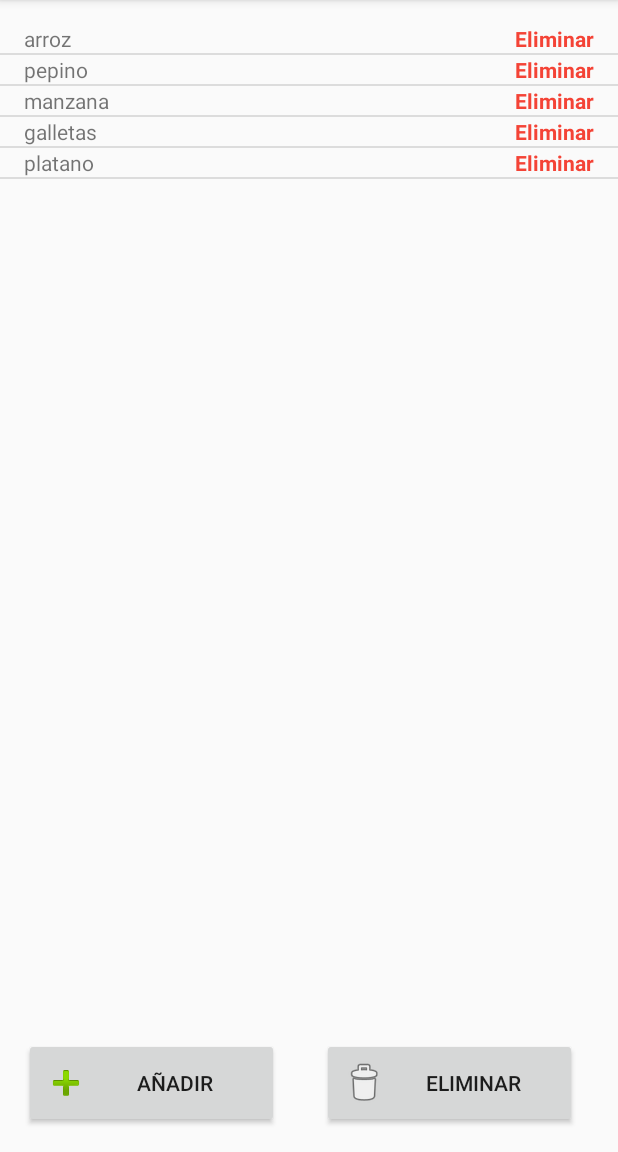
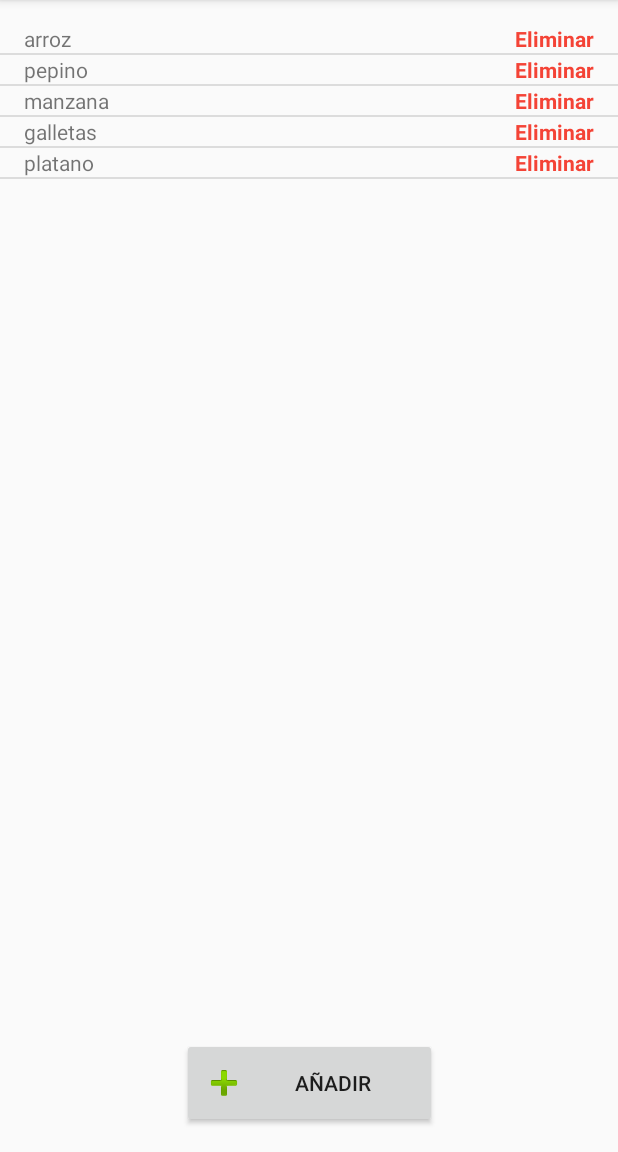
Before and after one commit to Mordorbeast/Smootheat, an Android app: the lista_compra screen opened directly, with no data from a screen before it, after a tap on "Eliminar", on a phone screen of 412 x 824 dp, the part 84-1236 px from its top. Run offline under Robolectric (Android 15) with nearby library versions, the phone set to English and light mode, and no system bars.

Commit message:
borro el boton de eliminar alimento de la pantalla lista compra. (solo falta conectarla a la BBDD para que los alimentos se guarden alli)

```diff
--- a/app/src/main/java/com/example/xavi/proyectoxavigimenez/AlimentoAdapter.kt
+++ b/app/src/main/java/com/example/xavi/proyectoxavigimenez/AlimentoAdapter.kt
@@ -20,9 +20,8 @@ class AlimentoAdapter( var context: Context,  var alimentos : ArrayList<Alimento
         fila.nombreAlimento.text = alimentos[position].alimento
 
         fila.eliminar.setOnClickListener{
-            //Toast.makeText(context, "sUCCESSFULLY LOGGED IN", Toast.LENGTH_LONG).show()
             alimentos.removeAt(position)
-            notifyDataSetChanged()
+            notifyDataSetChanged() //actualiza la list view
 
         }
 
--- a/app/src/main/res/layout/activity_pantalla_lista_compra.xml
+++ b/app/src/main/res/layout/activity_pantalla_lista_compra.xml
@@ -17,8 +17,8 @@
             app:layout_constraintStart_toStartOf="parent" app:layout_constraintEnd_toEndOf="parent"
             app:layout_constraintHorizontal_bias="0.0"
             android:layout_marginTop="16dp" app:layout_constraintTop_toBottomOf="@+id/my_toolbar2"
-            android:layout_marginBottom="16dp" app:layout_constraintBottom_toTopOf="@+id/eliminar"/>
-
+            android:layout_marginBottom="16dp" app:layout_constraintBottom_toTopOf="@+id/addAlimento_lista_compra"/>
+<!--
     <Button
             android:text="Eliminar"
             android:drawableStart="@android:drawable/ic_menu_delete"
@@ -30,6 +30,8 @@
             android:layout_marginBottom="16dp" android:layout_marginEnd="16dp"
             app:layout_constraintStart_toEndOf="@+id/addAlimento_lista_compra" android:layout_marginStart="8dp"
             app:layout_constraintHorizontal_bias="0.645"/>
+-->
+
     <Button
             android:text="Añadir"
             android:drawableStart="@android:drawable/ic_input_add"
@@ -37,7 +39,8 @@
             android:layout_height="60dp"
             android:id="@+id/addAlimento_lista_compra" app:layout_constraintStart_toStartOf="parent"
             app:layout_constraintBottom_toBottomOf="parent" android:layout_marginBottom="16dp"
-            android:layout_marginStart="16dp"
-    />
+            android:layout_marginStart="120dp"
+            app:layout_constraintEnd_toEndOf="parent" android:layout_marginEnd="120dp"/>
+
 
 </android.support.constraint.ConstraintLayout>
```
Also changed, not shown: app/src/main/java/com/example/xavi/proyectoxavigimenez/add_fila_lista_compra.kt (+11 -6 lines).
